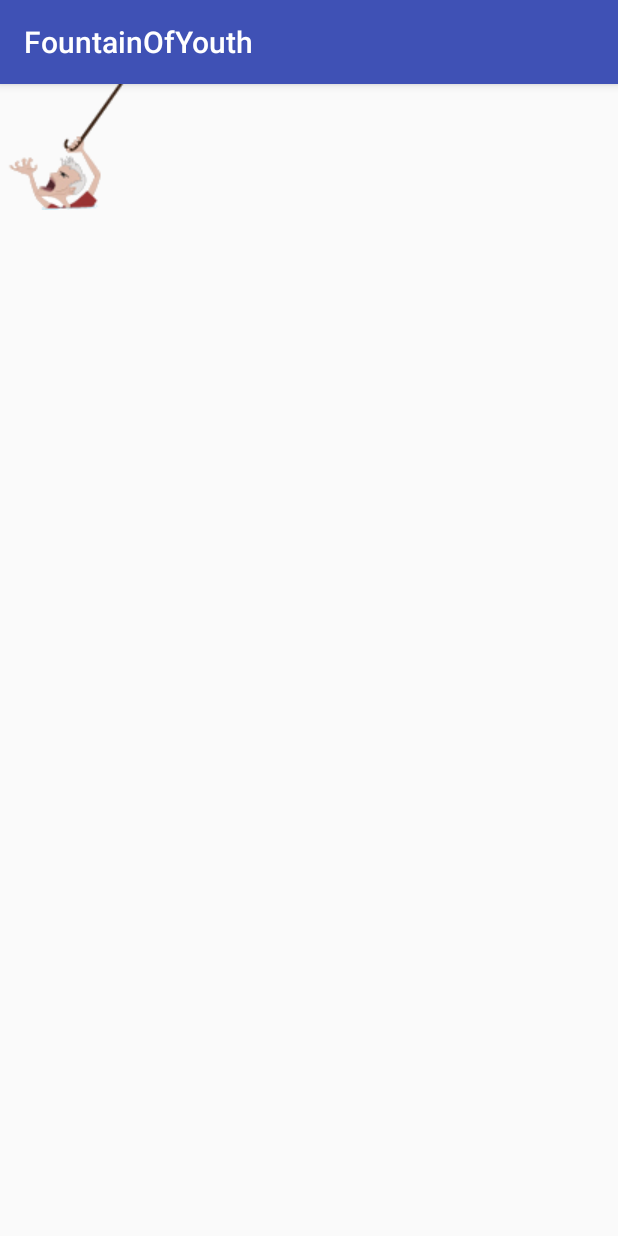
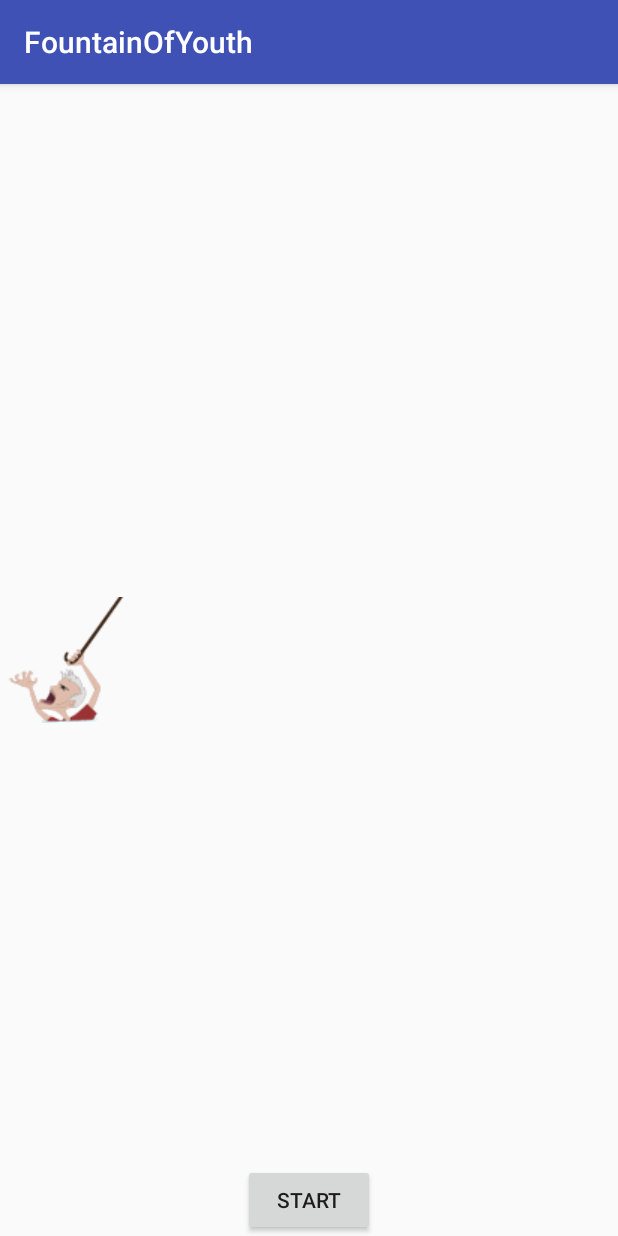
Before and after one commit to phillip-ables/android-swimming-animation, an Android app: the screen it shows after launch (MainActivity), on a phone screen of 412 x 824 dp. Run offline under Robolectric (Android 15) with nearby library versions, the phone set to English and light mode, and no system bars.

Commit message:
imageView and start Button added to layout

```diff
--- a/app/src/main/res/layout/activity_main.xml
+++ b/app/src/main/res/layout/activity_main.xml
@@ -11,5 +11,18 @@
         android:id="@+id/imageView"
         android:layout_width="wrap_content"
         android:layout_height="wrap_content"
-        app:srcCompat="@drawable/drowning1" />
+        app:srcCompat="@drawable/drowning1"
+        tools:layout_editor_absoluteX="175dp"
+        tools:layout_editor_absoluteY="238dp"
+        android:layout_centerVertical="true"
+        android:layout_alignParentLeft="true"
+        android:layout_alignParentStart="true"/>
+
+        <Button
+            android:id="@+id/animateBtn"
+            android:layout_width="wrap_content"
+            android:layout_height="wrap_content"
+            android:layout_alignParentBottom="true"
+            android:layout_centerHorizontal="true"
+            android:text="Start"/>
 </RelativeLayout>
```
